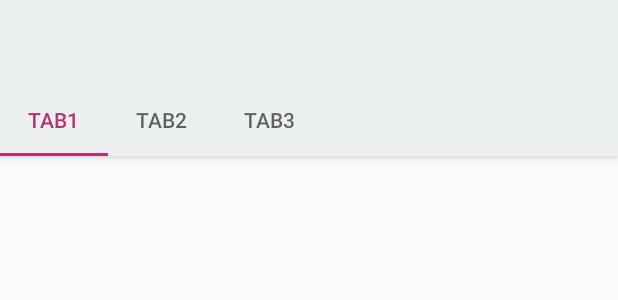
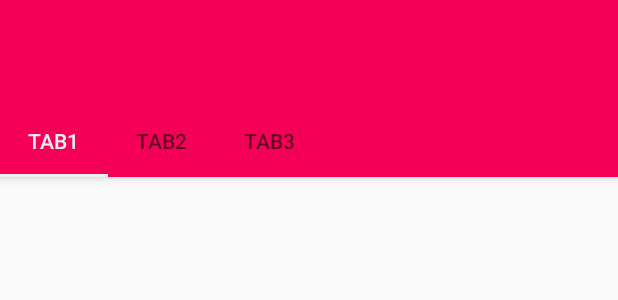
Before and after one commit to TeamAmplifire/AmpliPlay, an Android app: the layout library_interface.xml on its own in the app's theme, with its tools: preview values and no code run, on a phone screen of 412 x 824 dp. Shown: the top 300 px of the screen. Run offline under Robolectric (Android 15) with nearby library versions, the phone set to English and light mode, and no system bars.

Commit message:
Changed activity themes.

```diff
--- a/app/src/main/AndroidManifest.xml
+++ b/app/src/main/AndroidManifest.xml
@@ -24,7 +24,7 @@
             </intent-filter>
         </activity>
         <activity android:name=".Playback.Player"
-            android:theme="@style/AmpliFire_Light">
+            android:theme="@style/Amplifire_LightStatusBar">
             <intent-filter>
                 <action android:name="android.intent.action.MAIN" />
 
--- a/app/src/main/java/com/project/amplifire/Fragments/songListFragment.java
+++ b/app/src/main/java/com/project/amplifire/Fragments/songListFragment.java
@@ -234,10 +234,11 @@ public class songListFragment extends Fragment
     public void onCreateOptionsMenu(Menu menu, MenuInflater inflater) {
         super.onCreateOptionsMenu(menu, inflater);
 
-        getActivity().getMenuInflater().inflate(R.menu.search_menu, menu);
+        inflater = getActivity().getMenuInflater();
+        inflater.inflate(R.menu.search_menu, menu);
         MenuItem searchItem = menu.findItem(R.id.action_search);
         Drawable searchIcon = ContextCompat.getDrawable(getActivity(), R.drawable.ic_search_black_24dp);
-//        searchIcon.setColorFilter(getResources().getColor(R.color.colorAccent), PorterDuff.Mode.SRC_IN);
+        searchIcon.setColorFilter(getResources().getColor(R.color.colorPrimary), PorterDuff.Mode.SRC_IN);
         searchItem.setIcon(searchIcon);
         SearchView searchView = (SearchView) MenuItemCompat.getActionView(searchItem);
 //        searchView.setBackgroundColor(getResources().getColor(R.color.colorPrimary));
--- a/app/src/main/java/com/project/amplifire/Library.java
+++ b/app/src/main/java/com/project/amplifire/Library.java
@@ -34,14 +34,14 @@ public class Library extends AppCompatActivity {
         setSupportActionBar(libraryToolbar);
         String title = "  ampliplay";
         SpannableString s = new SpannableString(title);
-        s.setSpan(new ForegroundColorSpan(Color.parseColor("#B53471")), 0, title.length(), Spannable.SPAN_EXCLUSIVE_EXCLUSIVE);
+        s.setSpan(new ForegroundColorSpan(getResources().getColor(R.color.colorPrimary)), 0, title.length(), Spannable.SPAN_EXCLUSIVE_EXCLUSIVE);
         getSupportActionBar().setTitle(s);
         getSupportActionBar().setDisplayOptions(ActionBar.DISPLAY_SHOW_HOME |
                 ActionBar.DISPLAY_SHOW_TITLE | ActionBar.DISPLAY_HOME_AS_UP | ActionBar.DISPLAY_USE_LOGO);
 
 
         Drawable logo = ContextCompat.getDrawable(getApplicationContext(), R.drawable.ic_ampliplay);
-        logo.setColorFilter(getResources().getColor(R.color.colorAccent), PorterDuff.Mode.SRC_IN);
+        logo.setColorFilter(getResources().getColor(R.color.colorPrimary), PorterDuff.Mode.SRC_IN);
         getSupportActionBar().setDisplayShowHomeEnabled(true);
         getSupportActionBar().setDisplayHomeAsUpEnabled(false);
         getSupportActionBar().setLogo(logo);
--- a/app/src/main/res/layout/library_interface.xml
+++ b/app/src/main/res/layout/library_interface.xml
@@ -13,7 +13,10 @@
         <android.support.v7.widget.Toolbar
             android:id="@+id/libraryToolbar"
             android:layout_width="match_parent"
-            android:layout_height="?attr/actionBarSize"
+            android:layout_height="wrap_content"
+            android:background="@color/colorAccent"
+            android:elevation="6dp"
+            android:minHeight="70dp"
             app:layout_scrollFlags="scroll|enterAlways"></android.support.v7.widget.Toolbar>
         android:background="?attr/colorPrimary"
         android:elevation="4dp"
@@ -24,8 +27,11 @@
             android:id="@+id/library_tab_layout"
             android:layout_width="match_parent"
             android:layout_height="wrap_content"
+            android:background="@color/colorAccent"
+            android:elevation="6dp"
+            app:tabIndicatorColor="@color/colorPrimary"
             app:tabMode="scrollable"
-            app:tabSelectedTextColor="@color/colorAccent">
+            app:tabSelectedTextColor="@color/colorPrimary">
 
             <android.support.design.widget.TabItem
                 android:layout_width="wrap_content"
--- a/app/src/main/res/values-v21/styles.xml
+++ b/app/src/main/res/values-v21/styles.xml
@@ -8,7 +8,7 @@
     <item name="android:navigationBarColor">@android:color/black</item>
     <item name="android:textColorPrimary">@color/colorText</item>
     <item name="android:textColorPrimaryInverse">@color/colorLight</item>
-    <item name="android:statusBarColor">@color/colorPrimary</item>
+    <item name="android:statusBarColor">@color/colorPrimaryDark</item>
     <item name="android:textColorSecondaryInverse">@color/colorLight</item>
 </style>
 </resources>
--- a/app/src/main/res/values-v23/styles.xml
+++ b/app/src/main/res/values-v23/styles.xml
@@ -2,6 +2,19 @@
 <resources>
 
     <style name="AmpliFire_Light" parent="Theme.AppCompat.Light.NoActionBar">
+        <item name="colorPrimaryDark">@color/colorPrimaryDark</item>
+        <item name="colorPrimary">@color/colorPrimary</item>
+        <item name="colorAccent">@color/colorAccent</item>
+        <item name="android:navigationBarColor">@android:color/black</item>
+        <item name="android:textColorPrimary">@color/colorText</item>
+        <item name="android:textColorPrimaryInverse">@color/colorLight</item>
+        <item name="android:statusBarColor">@color/colorAccent</item>
+        <item name="android:textColorSecondaryInverse">@color/colorLight</item>
+        <!--<item name="android:windowLightStatusBar">true</item>-->
+        <item name="actionBarStyle">@style/MyTheme.ActionBar</item>
+    </style>
+
+    <style name="Amplifire_LightStatusBar" parent="Theme.AppCompat.Light.NoActionBar">
         <item name="colorPrimaryDark">@color/colorPrimaryDark</item>
         <item name="colorPrimary">@color/colorPrimary</item>
         <item name="colorAccent">@color/colorAccent</item>
@@ -21,4 +34,5 @@
     <style name="MyTheme.ActionBar.TitleTextStyle" parent="TextAppearance.AppCompat">
         <item name="android:textStyle">bold</item>
     </style>
+
 </resources>
--- a/app/src/main/res/values/colors.xml
+++ b/app/src/main/res/values/colors.xml
@@ -6,9 +6,11 @@
     <color name="alt_colorLight">#ecf0f1</color>
     <color name="alt_colorText">#2c3e50</color>
 
-    <color name="colorPrimary">#ecf0f1</color>
-    <color name="colorPrimaryDark">#B53471</color>
-    <color name="colorAccent">#B53471</color>
+    <color name="colorPrimary">#eceff1</color>
+    <!--<color name="colorPrimary">#ecf0f1</color>-->
+    <color name="colorPrimaryDark">#c51162</color>
+    <color name="colorAccent">#f50057</color>
+    <!--<color name="colorAccent">#B53471</color>-->
     <!--<color name="colorAccent">#ed4c67</color>-->
     <color name="colorLight">#ecf0f1</color>
     <color name="colorOff">#bdc3c7</color>
--- a/app/src/main/res/values/styles.xml
+++ b/app/src/main/res/values/styles.xml
@@ -15,7 +15,7 @@
         <item name="android:textColorPrimary">@color/colorText</item>
         <item name="android:textColorPrimaryInverse">@color/colorLight</item>
         <item name="android:textColorSecondaryInverse">@color/colorLight</item>
-        <item name="android:statusBarColor">@color/colorPrimary</item>
+        <item name="android:statusBarColor">@color/colorPrimaryDark</item>
     </style>
 
     <style name="appBarTheme" parent="AmpliFire_Light">
@@ -33,4 +33,8 @@
 
     <style name="AmplifFire" parent="Theme.AppCompat.Light.NoActionBar" />
 
+    <style name="Amplifire_LightStatusBar" parent="AmpliFire_Light" >
+        <item name="android:statusBarColor">@color/colorPrimary</item>
+    </style>
+
 </resources>
```
